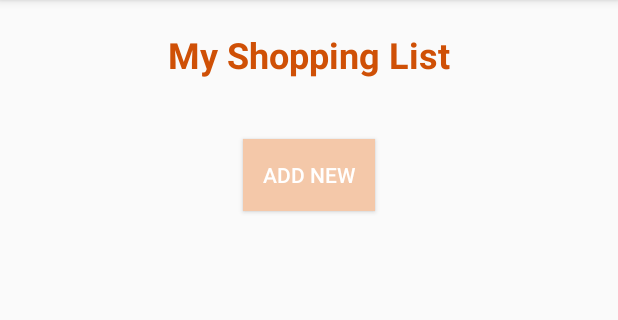
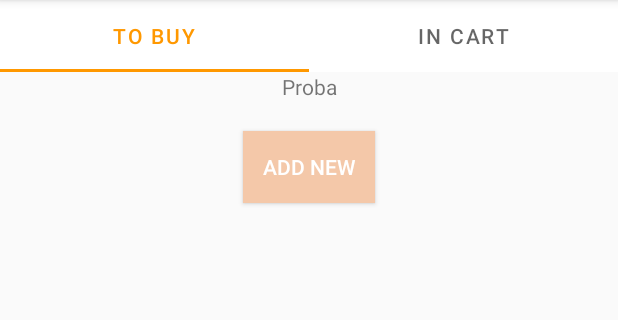
Before and after one commit to alexandrabagi/ListItUp, an Android app: the ListActivity screen opened directly, with no data from a screen before it, on a phone screen of 412 x 824 dp, the part 84-404 px from its top. Run offline under Robolectric (Android 15) with nearby library versions, the phone set to English and light mode, and no system bars.

Commit message:
Tabs implemented, both show the same content

```diff
--- /dev/null
+++ b/app/src/main/java/com/bignerdranch/android/listitup/ShoppingListAdapter.java
@@ -0,0 +1,39 @@
+package com.bignerdranch.android.listitup;
+
+import android.os.Bundle;
+
+import androidx.annotation.NonNull;
+import androidx.fragment.app.Fragment;
+import androidx.viewpager2.adapter.FragmentStateAdapter;
+
+import com.bignerdranch.android.listitup.fragments.ShoppingListFragment;
+
+/**
+ * This adapter operates the tabs of "To Buy" and "In Cart" lists
+ */
+
+// source: https://developer.android.com/guide/navigation/navigation-swipe-view-2
+
+public class ShoppingListAdapter extends FragmentStateAdapter {
+
+    public ShoppingListAdapter(Fragment fragment) {
+        super(fragment);
+    }
+
+    @NonNull
+    @Override
+    public Fragment createFragment(int position) {
+        // Return a NEW fragment instance in createFragment(int)
+        Fragment fragment = new ShoppingListFragment();
+//        Bundle args = new Bundle();
+        // Our object is just an integer :-P
+//        args.putInt(ShoppingListFragment.ARG_OBJECT, position + 1);
+//        fragment.setArguments(args);
+        return fragment;
+    }
+
+    @Override
+    public int getItemCount() {
+        return 2;
+    }
+}
--- a/app/src/main/java/com/bignerdranch/android/listitup/activities/ItemActivity.java
+++ b/app/src/main/java/com/bignerdranch/android/listitup/activities/ItemActivity.java
@@ -3,7 +3,7 @@ package com.bignerdranch.android.listitup.activities;
 
 import androidx.fragment.app.Fragment;
 
-import com.bignerdranch.android.listitup.ItemFragment;
+import com.bignerdranch.android.listitup.fragments.ItemFragment;
 import com.bignerdranch.android.listitup.ReuseFragmentManager;
 
 public class ItemActivity extends ReuseFragmentManager {
--- a/app/src/main/java/com/bignerdranch/android/listitup/activities/ItemPagerActivity.java
+++ b/app/src/main/java/com/bignerdranch/android/listitup/activities/ItemPagerActivity.java
@@ -11,7 +11,7 @@ import androidx.fragment.app.FragmentStatePagerAdapter;
 import androidx.viewpager.widget.ViewPager;
 
 import com.bignerdranch.android.listitup.Item;
-import com.bignerdranch.android.listitup.ItemFragment;
+import com.bignerdranch.android.listitup.fragments.ItemFragment;
 import com.bignerdranch.android.listitup.ListDB;
 import com.bignerdranch.android.listitup.R;
 
--- a/app/src/main/java/com/bignerdranch/android/listitup/activities/ListActivity.java
+++ b/app/src/main/java/com/bignerdranch/android/listitup/activities/ListActivity.java
@@ -1,39 +1,35 @@
 package com.bignerdranch.android.listitup.activities;
 
+import android.os.Bundle;
+
+import androidx.appcompat.app.AppCompatActivity;
 import androidx.fragment.app.Fragment;
+import androidx.fragment.app.FragmentManager;
 
-import com.bignerdranch.android.listitup.ListFragment;
-import com.bignerdranch.android.listitup.ReuseFragmentManager;
+import com.bignerdranch.android.listitup.R;
+import com.bignerdranch.android.listitup.fragments.ListDemoFragment;
 
 /**
- * should shows the current list itself
- * entry screen
+ * This activity hosts ListDemoFragment which operates the tabs of "To Buy" and "In Cart" lists
  */
 
-public class ListActivity extends ReuseFragmentManager {
-
-    //private ListDB listDB;
+public class ListActivity extends AppCompatActivity {
 
     @Override
-    protected Fragment createFragment() {
-        return new ListFragment();
-    }
-
-   /* @Override
     protected void onCreate(Bundle savedInstanceState) {
         super.onCreate(savedInstanceState);
-        //listDB = ListDB.get(this);
         setContentView(R.layout.activity_list);
-
-
 
         FragmentManager fm = getSupportFragmentManager();
         Fragment fragment = fm.findFragmentById(R.id.list_fragment_container);
 
         if (fragment == null) {
-            fragment = new ListFragment();
+            fragment = new ListDemoFragment();
+
+
             fm.beginTransaction()
                     .add(R.id.list_fragment_container, fragment)
                     .commit();
-        }*/
+        }
     }
+}
--- a/app/src/main/java/com/bignerdranch/android/listitup/activities/LoginActivity.java
+++ b/app/src/main/java/com/bignerdranch/android/listitup/activities/LoginActivity.java
@@ -11,7 +11,7 @@ import androidx.annotation.Nullable;
 import androidx.appcompat.app.AppCompatActivity;
 
 import com.bignerdranch.android.listitup.R;
-import com.bignerdranch.android.listitup.activities.ListActivity;
+//import com.bignerdranch.android.listitup.activities.ListActivity;
 import com.google.android.gms.auth.api.signin.GoogleSignIn;
 import com.google.android.gms.auth.api.signin.GoogleSignInAccount;
 import com.google.android.gms.auth.api.signin.GoogleSignInClient;
--- a/app/src/main/java/com/bignerdranch/android/listitup/ItemFragment.java
+++ b/app/src/main/java/com/bignerdranch/android/listitup/fragments/ItemFragment.java
@@ -1,4 +1,4 @@
-package com.bignerdranch.android.listitup;
+package com.bignerdranch.android.listitup.fragments;
 
 import android.app.Activity;
 import android.content.Intent;
@@ -20,6 +20,10 @@ import android.widget.TextView;
 import androidx.core.content.FileProvider;
 import androidx.fragment.app.Fragment;
 
+import com.bignerdranch.android.listitup.Item;
+import com.bignerdranch.android.listitup.ListDB;
+import com.bignerdranch.android.listitup.PictureUtils;
+import com.bignerdranch.android.listitup.R;
 import com.bignerdranch.android.listitup.activities.LocationActivity;
 
 import java.io.File;
--- /dev/null
+++ b/app/src/main/java/com/bignerdranch/android/listitup/fragments/ListDemoFragment.java
@@ -0,0 +1,49 @@
+package com.bignerdranch.android.listitup.fragments;
+
+import android.os.Bundle;
+import android.view.LayoutInflater;
+import android.view.View;
+import android.view.ViewGroup;
+
+import androidx.annotation.NonNull;
+import androidx.annotation.Nullable;
+import androidx.fragment.app.Fragment;
+import androidx.viewpager2.widget.ViewPager2;
+
+import com.bignerdranch.android.listitup.R;
+import com.bignerdranch.android.listitup.ShoppingListAdapter;
+import com.google.android.material.tabs.TabLayout;
+import com.google.android.material.tabs.TabLayoutMediator;
+
+/**
+ * This Fragment hosts the pager for the tabs of "To Buy" and "In Cart" lists
+ */
+
+public class ListDemoFragment extends Fragment {
+
+    // When requested, this adapter returns a ShoppingListFragment,
+    // representing an object in the collection.
+    private ShoppingListAdapter shoppingListAdapter;
+    private ViewPager2 viewPager;
+
+    @Nullable
+    @Override
+    public View onCreateView(@NonNull LayoutInflater inflater, @Nullable ViewGroup container,
+                             @Nullable Bundle savedInstanceState) {
+        return inflater.inflate(R.layout.fragment_listdemo, container, false);
+    }
+
+    @Override
+    public void onViewCreated(@NonNull View view, @Nullable Bundle savedInstanceState) {
+        shoppingListAdapter = new ShoppingListAdapter(this);
+        viewPager = view.findViewById(R.id.pager);
+        viewPager.setAdapter(shoppingListAdapter);
+
+        TabLayout tabLayout = view.findViewById(R.id.tab_layout);
+        new TabLayoutMediator(tabLayout, viewPager,
+                (tab, position) -> //tab.setText("OBJECT " + (position + 1))
+                        tab.setText(position == 0 ? "TO BUY" : "IN CART")
+        ).attach();
+
+    }
+}
--- a/app/src/main/java/com/bignerdranch/android/listitup/ListFragment.java
+++ b/app/src/main/java/com/bignerdranch/android/listitup/fragments/ShoppingListFragment.java
@@ -1,4 +1,4 @@
-package com.bignerdranch.android.listitup;
+package com.bignerdranch.android.listitup.fragments;
 
 import android.app.AlertDialog;
 import android.content.Intent;
@@ -14,18 +14,29 @@ import android.widget.TextView;
 import android.widget.Toast;
 
 import androidx.annotation.NonNull;
+import androidx.annotation.Nullable;
 import androidx.fragment.app.Fragment;
 import androidx.recyclerview.widget.ItemTouchHelper;
 import androidx.recyclerview.widget.LinearLayoutManager;
 import androidx.recyclerview.widget.RecyclerView;
 
+import com.bignerdranch.android.listitup.Item;
+import com.bignerdranch.android.listitup.ListDB;
+import com.bignerdranch.android.listitup.R;
 import com.bignerdranch.android.listitup.activities.ItemPagerActivity;
 
 import java.util.List;
 import java.util.Observable;
 import java.util.Observer;
 
-public class ListFragment extends Fragment implements Observer {
+/**
+ * This fragment hosts "To Buy" and "In Cart" lists
+ */
+
+public class ShoppingListFragment extends Fragment implements Observer {
+
+//    public static final String ARG_OBJECT = "object";
+//    private TextView myText;
 
     private Button mAddNewButton;
 
@@ -35,7 +46,20 @@ public class ListFragment extends Fragment implements Observer {
     private ListDB listDB;
     private List<Item> mItems;
 
+//    @Nullable
+//    @Override
+//    public View onCreateView(@NonNull LayoutInflater inflater, @Nullable ViewGroup container,
+//                             @Nullable Bundle savedInstanceState) {
+//        return inflater.inflate(R.layout.fragment_shoppinglist, container, false);
+//    }
 
+//    @Override
+//    public void onViewCreated(@NonNull View view, @Nullable Bundle savedInstanceState) {
+//        Bundle args = getArguments();
+//        System.out.println(args);
+////        myText = ((TextView) view.findViewById(android.R.id.text1));
+////        myText.setText(Integer.toString(args.getInt(ARG_OBJECT)));
+//    }
 
     @Override
     public void update(Observable observable, Object data) {
@@ -49,17 +73,25 @@ public class ListFragment extends Fragment implements Observer {
         listDB = ListDB.get(getActivity());
         mItems = listDB.getListDB();
         listDB.addObserver(this);
+        System.out.println("ShoppingListFragment onCreate was called");
     }
 
     @Override
     public View onCreateView(LayoutInflater inflater, ViewGroup container,
                              Bundle savedInstanceState) {
-        View view = inflater.inflate(R.layout.fragment_list, container, false);
+
+        View view = inflater.inflate(R.layout.fragment_shoppinglist, container, false);
+        System.out.println("ShoppingListFragment onCreateView was called");
+
+        return view;
+    }
+
+    @Override
+    public void onViewCreated(@NonNull View view, @Nullable Bundle savedInstanceState) {
+        System.out.println("ShoppingListFragment onViewCreated was called");
+
         mItemRecyclerView = view.findViewById(R.id.items_recycler_view);
         mItemRecyclerView.setLayoutManager(new LinearLayoutManager(getActivity()));
-
-        //DividerItemDecoration divider = new DividerItemDecoration(mItemRecyclerView.getContext(), DividerItemDecoration.VERTICAL);
-        //mItemRecyclerView.addItemDecoration(divider);
 
         mAddNewButton = (Button) view.findViewById(R.id.addnew_button);
         mAddNewButton.setOnClickListener(new View.OnClickListener() {
@@ -91,7 +123,6 @@ public class ListFragment extends Fragment implements Observer {
                 final Spinner mShop = (Spinner) mView.findViewById(R.id.static_spinner2);
 
                 // static spinner experiment end
-
 
                 //final Item newItem = new Item(mItemName.toString(), mShop.toString(), mQuantity.toString());
                 Button mOkButton = (Button) mView.findViewById(R.id.ok_button);
@@ -126,8 +157,6 @@ public class ListFragment extends Fragment implements Observer {
 
         ItemTouchHelper itemTouchHelper = new ItemTouchHelper(simpleItemTouchCallback);
         itemTouchHelper.attachToRecyclerView(mItemRecyclerView);
-
-        return view;
     }
 
     @Override
@@ -149,6 +178,7 @@ public class ListFragment extends Fragment implements Observer {
             mAdapter.notifyDataSetChanged();
         }
     }
+
 
     private class ItemHolder extends RecyclerView.ViewHolder implements View.OnClickListener {
 
--- a/app/src/main/res/layout/activity_list.xml
+++ b/app/src/main/res/layout/activity_list.xml
@@ -7,17 +7,35 @@
     android:gravity="center"
     tools:context="com.bignerdranch.android.listitup.activities.ListActivity">
 
-    <!--<android.support.v7.widget.RecyclerView
-        android:id="@+id/singleList_recycler_view"
+    <!-- <com.google.android.material.tabs.TabLayout
+        android:id="@+id/my_tab_layout"
         android:layout_width="match_parent"
-        android:layout_height="match_parent"
-        android:layout_weight="4" /> -->
+        android:layout_height="wrap_content">
+
+        <com.google.android.material.tabs.TabItem
+            android:layout_width="wrap_content"
+            android:layout_height="wrap_content"
+            android:text="@string/tab_text_buy" />
+
+        <com.google.android.material.tabs.TabItem
+            android:layout_width="wrap_content"
+            android:layout_height="wrap_content"
+            android:text="@string/tab_text_cart"
+            />
+
+    </com.google.android.material.tabs.TabLayout>
+
+    <androidx.viewpager2.widget.ViewPager2
+        android:id="@+id/pager"
+        android:layout_width="match_parent"
+        android:layout_height="match_parent" /> -->
 
     <FrameLayout
         android:id="@+id/list_fragment_container"
         android:layout_weight="1"
         android:layout_width="match_parent"
-        android:layout_height="match_parent" />
+        android:layout_height="0dp" />
+
 
     <!--<TextView
         android:layout_width="match_parent"
--- /dev/null
+++ b/app/src/main/res/layout/fragment_list_buy.xml
@@ -0,0 +1,37 @@
+<?xml version="1.0" encoding="utf-8"?>
+
+<LinearLayout xmlns:android="http://schemas.android.com/apk/res/android"
+    xmlns:tools="http://schemas.android.com/tools"
+    android:layout_width="match_parent"
+    android:layout_height="wrap_content"
+    xmlns:androidx.recyclerview="http://schemas.android.com/apk/res-auto"
+    android:orientation="vertical">
+
+    <TextView
+        android:layout_width="wrap_content"
+        android:layout_height="wrap_content"
+        android:layout_gravity="center"
+        android:layout_marginTop="20dp"
+        android:layout_marginBottom="20dp"
+        android:text="Buy List"
+        android:textColor="@color/colorPrimaryDark"
+        android:textSize="24dp"
+        android:textStyle="bold" />
+
+    <Button
+        android:id="@+id/addnew_button"
+        android:layout_width="wrap_content"
+        android:layout_height="wrap_content"
+        android:layout_gravity="center"
+        android:layout_marginTop="20dp"
+        android:layout_marginBottom="20dp"
+        android:background="@color/colorPrimary"
+        android:text="@string/add_new_button"
+        android:textColor="#ffffff" />
+
+    <androidx.recyclerview.widget.RecyclerView
+        android:id="@+id/items_recycler_view"
+        android:layout_width="match_parent"
+        android:layout_height="match_parent"/>
+
+</LinearLayout>
--- a/app/src/main/res/layout/fragment_list.xml
+++ b/app/src/main/res/layout/fragment_list_cart.xml
@@ -13,7 +13,7 @@
         android:layout_gravity="center"
         android:layout_marginTop="20dp"
         android:layout_marginBottom="20dp"
-        android:text="@string/list_title1"
+        android:text="Cart List"
         android:textColor="@color/colorPrimaryDark"
         android:textSize="24dp"
         android:textStyle="bold" />
--- /dev/null
+++ b/app/src/main/res/layout/fragment_listdemo.xml
@@ -0,0 +1,19 @@
+<?xml version="1.0" encoding="utf-8"?>
+<LinearLayout xmlns:android="http://schemas.android.com/apk/res/android"
+    android:layout_width="match_parent"
+    android:layout_height="match_parent"
+    android:orientation="vertical">
+
+    <com.google.android.material.tabs.TabLayout
+        android:id="@+id/tab_layout"
+        android:layout_width="match_parent"
+        android:layout_height="wrap_content"
+        android:background="@color/white"/>
+
+    <androidx.viewpager2.widget.ViewPager2
+        android:id="@+id/pager"
+        android:layout_width="match_parent"
+        android:layout_height="0dp"
+        android:layout_weight="1" />
+
+</LinearLayout>
--- /dev/null
+++ b/app/src/main/res/layout/fragment_shoppinglist.xml
@@ -0,0 +1,30 @@
+<?xml version="1.0" encoding="utf-8"?>
+<LinearLayout xmlns:android="http://schemas.android.com/apk/res/android"
+    xmlns:tools="http://schemas.android.com/tools"
+    android:layout_width="match_parent"
+    android:layout_height="match_parent"
+    android:orientation="vertical">
+
+    <TextView
+        android:layout_width="match_parent"
+        android:layout_height="wrap_content"
+        android:text="Proba"
+        android:textAlignment="center" />
+
+    <androidx.recyclerview.widget.RecyclerView
+        android:id="@+id/items_recycler_view"
+        android:layout_width="match_parent"
+        android:layout_height="wrap_content"/>
+
+    <Button
+        android:id="@+id/addnew_button"
+        android:layout_width="wrap_content"
+        android:layout_height="wrap_content"
+        android:layout_gravity="center"
+        android:layout_marginTop="20dp"
+        android:layout_marginBottom="20dp"
+        android:background="@color/colorPrimary"
+        android:text="@string/add_new_button"
+        android:textColor="#ffffff" />
+
+</LinearLayout>
--- a/app/src/main/res/values/strings.xml
+++ b/app/src/main/res/values/strings.xml
@@ -46,4 +46,6 @@
     <string name="forgot_pw_text">Forgot password?</string>
     <string name="password_hint">Password</string>
     <string name="email_hint">Email</string>
+    <string name="tab_text_cart">In Cart</string>
+    <string name="tab_text_buy">To Buy</string>
 </resources>
--- a/app/src/main/res/values/styles.xml
+++ b/app/src/main/res/values/styles.xml
@@ -10,7 +10,7 @@
     </style>
 
     <!-- My Customized App Theme -->
-    <style name="MyAppTheme" parent="Theme.AppCompat.Light">
+    <style name="MyAppTheme" parent="Theme.MaterialComponents.Light.Bridge">
         <item name="colorPrimary">@color/Primary_500</item>
         <item name="colorPrimaryDark">@color/Primary_800</item>
         <item name="colorAccent">@color/Secondary_500</item>
@@ -21,11 +21,18 @@
         <item name="android:windowLightStatusBar">true</item>
 
         <item name="toolbarStyle">@style/ToolBarStyle</item>
+        <item name="tabStyle">@style/AppTheme.TabLayout</item>
 
     </style>
 
     <style name="ToolBarStyle" parent="Widget.AppCompat.Toolbar">
         <item name="android:background">@color/white</item>
+    </style>
+
+    <!-- Custom TabLayout -->
+    <style name="AppTheme.TabLayout" parent="Widget.MaterialComponents.TabLayout">
+        <item name="android:background">@color/white</item>
+        <item name="tabIndicatorColor">@color/Primary_500</item>
     </style>
 
     <!-- <style name="TitleTextAppearance" parent="TextAppearance.Widget.AppCompat.Toolbar.Title">
```
Also changed, not shown: app/build.gradle (+5 -4 lines).
